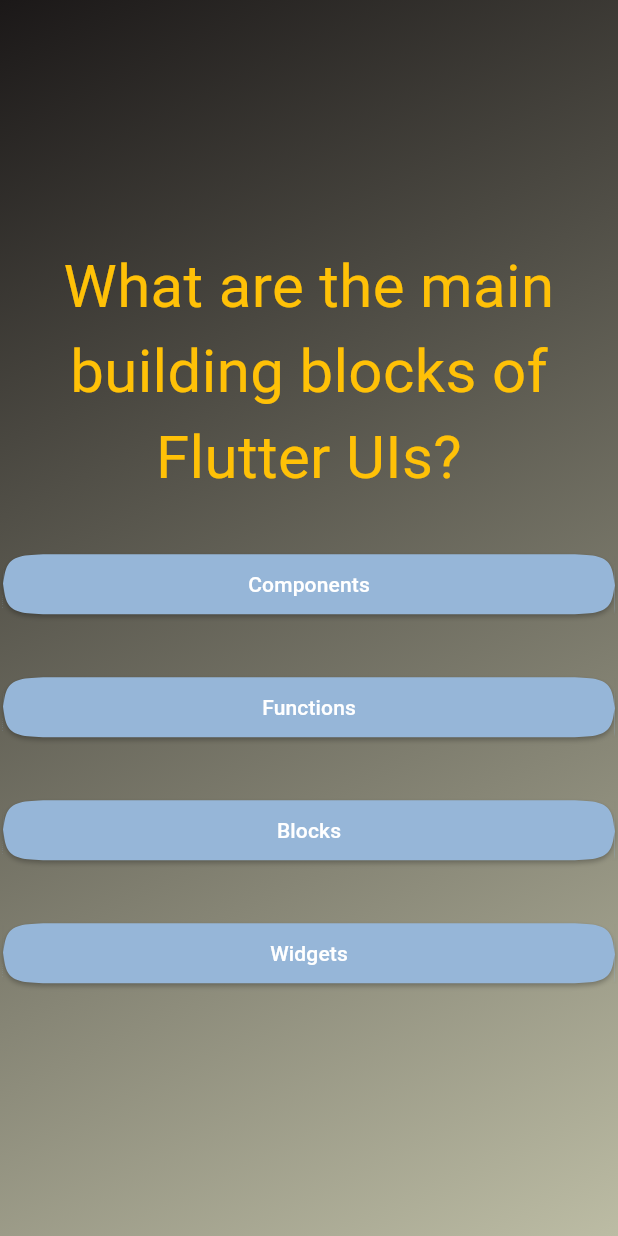
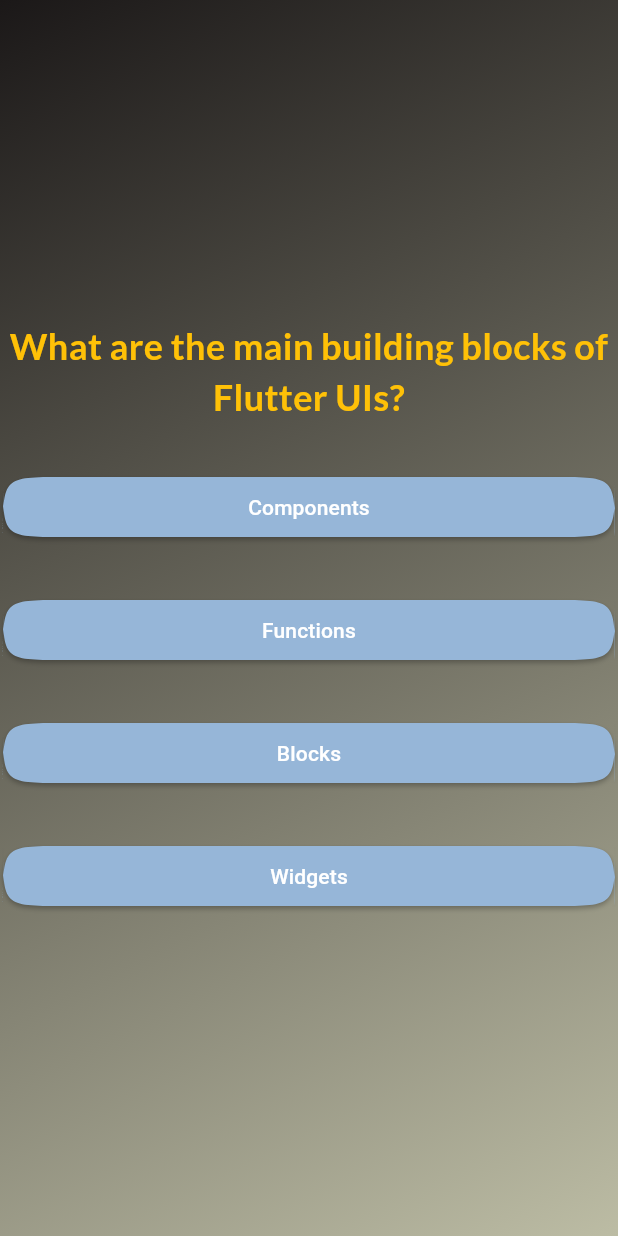
Before and after one commit to balayogigmcs/QuizApp, a Flutter app: the screen it shows after launch, after a tap on "Start Quiz", on a phone screen of 412 x 824 dp. Run offline on Flutter 3.47's test engine with Material 3 defaults, Android fonts, the phone set to English and light mode, and no system bars; our stand-ins replace google_fonts.

```diff
--- a/lib/answer_button.dart
+++ b/lib/answer_button.dart
@@ -26,7 +26,10 @@ class AnswerButton extends StatelessWidget {
                 borderRadius: BorderRadius.circular(40),
               ),
             ),
-          child: Text(answerText),
+            child: Text(
+              answerText,
+              textAlign: TextAlign.center,
+            ),
           ),
         ],
       ),
--- a/lib/questions_screen.dart
+++ b/lib/questions_screen.dart
@@ -1,4 +1,5 @@
 import 'package:flutter/material.dart';
+import 'package:google_fonts/google_fonts.dart';
 import 'package:quizapp/answer_button.dart';
 import 'package:quizapp/data/questions.dart';
 
@@ -11,9 +12,17 @@ class QuestionsScreen extends StatefulWidget {
 }
 
 class _QuestionsScreenState extends State<QuestionsScreen> {
+  var currentQuestionIndex = 0;
+
+  void answerQuestion() {
+    setState(() {
+      currentQuestionIndex++;
+    });
+  }
+
   @override
   Widget build(context) {
-    final currentQuestion = questions[0];
+    final currentQuestion = questions[currentQuestionIndex];
 
     return SizedBox(
       width: double.infinity,
@@ -23,13 +32,16 @@ class _QuestionsScreenState extends State<QuestionsScreen> {
         children: [
           Text(
             currentQuestion.text,
-              style: const TextStyle(color: Colors.amber,fontSize: 40),
+            style: GoogleFonts.lato(
+              fontSize: 24,
+              color: Colors.amber,
+              fontWeight: FontWeight.bold,
+            ),
             textAlign: TextAlign.center,
-
           ),
           ...currentQuestion.getShuffledAnswers().map(
             (answer) {
-                return AnswerButton(answerText: answer, onTap: () {});
+              return AnswerButton(answerText: answer, onTap: answerQuestion);
             },
           ),
         ],
--- a/pubspec.yaml
+++ b/pubspec.yaml
@@ -35,6 +35,7 @@ dependencies:
   # The following adds the Cupertino Icons font to your application.
   # Use with the CupertinoIcons class for iOS style icons.
   cupertino_icons: ^1.0.6
+  google_fonts: ^6.2.1
 
 dev_dependencies:
   flutter_test:
```
Also changed, not shown: pubspec.lock, 7 other files. Lines whose indentation alone changed are shown as unchanged.
